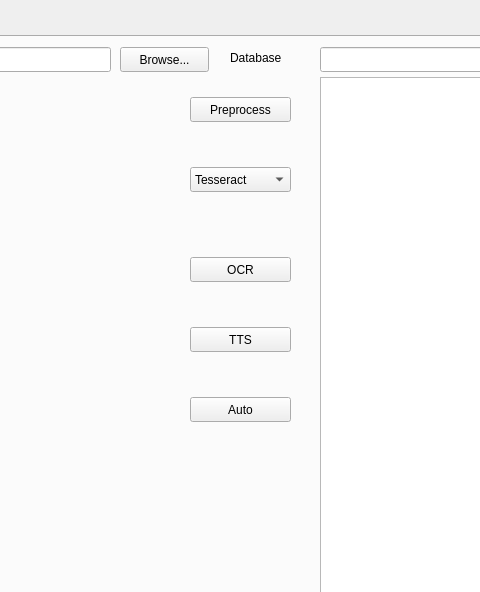
Old version of the form VieOCR_Basic_GUI/VieOCR_Basic_GUI/mainwindow.ui in the repository hakuo/mythesis17; both pictures show x 333 to 813 and y 0 to 592 of the 1137 by 716 pixel window.
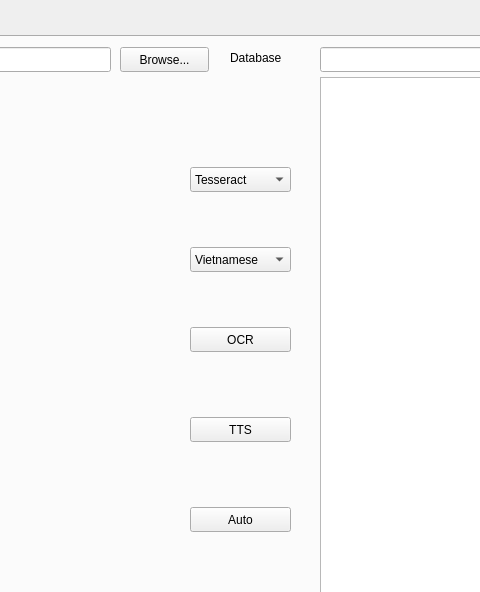
New version of the form. The open tabs and pages were chosen to show the change. Icons and pictures are not drawn.

Patch:
```diff
--- a/VieOCR_Basic_GUI/VieOCR_Basic_GUI/mainwindow.ui
+++ b/VieOCR_Basic_GUI/VieOCR_Basic_GUI/mainwindow.ui
@@ -393,19 +393,6 @@
          </rect>
         </property>
        </widget>
-       <widget class="QPushButton" name="preprocButton">
-        <property name="geometry">
-         <rect>
-          <x>510</x>
-          <y>60</y>
-          <width>101</width>
-          <height>25</height>
-         </rect>
-        </property>
-        <property name="text">
-         <string>Preprocess</string>
-        </property>
-       </widget>
        <widget class="QComboBox" name="comboBox">
         <property name="geometry">
          <rect>
@@ -435,7 +422,7 @@
         <property name="geometry">
          <rect>
           <x>510</x>
-          <y>220</y>
+          <y>290</y>
           <width>101</width>
           <height>25</height>
          </rect>
@@ -448,7 +435,7 @@
         <property name="geometry">
          <rect>
           <x>510</x>
-          <y>290</y>
+          <y>380</y>
           <width>101</width>
           <height>25</height>
          </rect>
@@ -461,7 +448,7 @@
         <property name="geometry">
          <rect>
           <x>510</x>
-          <y>360</y>
+          <y>470</y>
           <width>101</width>
           <height>25</height>
          </rect>
@@ -506,6 +493,26 @@
          <string>Browse...</string>
         </property>
        </widget>
+       <widget class="QComboBox" name="comboBox_5">
+        <property name="geometry">
+         <rect>
+          <x>510</x>
+          <y>210</y>
+          <width>101</width>
+          <height>25</height>
+         </rect>
+        </property>
+        <item>
+         <property name="text">
+          <string>Vietnamese</string>
+         </property>
+        </item>
+        <item>
+         <property name="text">
+          <string>English</string>
+         </property>
+        </item>
+       </widget>
       </widget>
       <widget class="QWidget" name="tabTraining">
        <attribute name="title">
```
Left out of the diff: 39 changed lines with no effect on the pictures.
